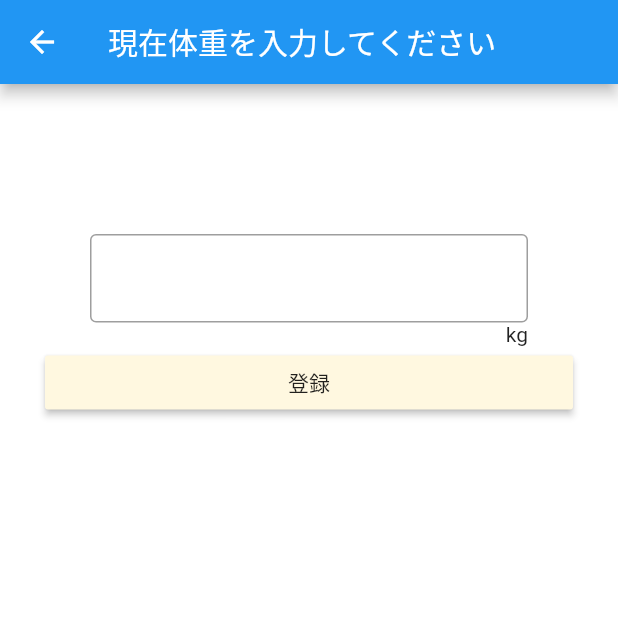
After one commit to startup-technology/diet_recipe_flutter, a Flutter app: the WeightInputPage screen opened by its route, after a tap on "登録", on a phone screen of 412 x 824 dp, the top half of it. The commit adds this screen. Run offline on Flutter 3.47's test engine with Material 2 defaults, Android fonts, the phone set to English and light mode, and no system bars; our stand-ins replace firebase_auth, flutter_calendar_carousel, fluttertoast, share, sqflite; accounts and stored records are empty; network calls fail.

```diff
--- a/lib/pages/login.dart
+++ b/lib/pages/login.dart
@@ -56,7 +56,7 @@ class _LoginPageState extends State<LoginPage> {
                     // ログインに成功した場合
                     // final FirebaseUser user = result.user;
                     setState(() {
-                      Navigator.of(context).pushNamed("/target_weight_input");
+                      Navigator.of(context).pushNamed("/height_input");
                       // infoText = "ログインOK：${user.email}";
                     });
                   } catch (e) {
--- /dev/null
+++ b/lib/pages/weight_input.dart
@@ -0,0 +1,101 @@
+import 'package:flutter/material.dart';
+import 'package:path/path.dart';
+import 'package:sqflite/sqflite.dart';
+
+class WeightInputPage extends StatefulWidget {
+  @override
+  _WeightInputPageState createState() => _WeightInputPageState();
+}
+
+class _WeightInputPageState extends State<WeightInputPage> {
+  final myController = TextEditingController();
+
+  @override
+  Widget build(BuildContext context) {
+    return Scaffold(
+      backgroundColor: Color(0xFFFFFFFFF),
+      appBar: AppBar(
+        title: Text('現在体重を入力してください'),
+      ),
+      body: Center(
+        child: Column(
+          children: <Widget>[
+            Container(
+              padding: EdgeInsets.only(
+                  top: 100.0, left: 30.0, bottom: 30.0, right: 30.0),
+              child: Column(
+                children: <Widget>[
+                  Container(
+                    margin: EdgeInsets.only(left: 30.0, right: 30.0),
+                    child: TextField(
+                      controller: myController,
+                      decoration: InputDecoration(
+                        border: OutlineInputBorder(),
+                      ),
+                    ),
+                  ),
+                  Container(
+                    margin: EdgeInsets.only(left: 30.0, right: 30.0),
+                    child: Align(
+                      alignment: Alignment.centerRight,
+                      child: Text('kg'),
+                    ),
+                  ),
+                  ButtonTheme(
+                    minWidth: double.infinity,
+                    child: RaisedButton(
+                      onPressed: () {
+                        insertBodyWeight(int.parse(myController.text));
+                        findBodyWeight();
+                        Navigator.pushNamed(context, '/day_result');
+                      },
+                      child: Text('登録'),
+                      color: Color(0xFFFFF8E0),
+                    ),
+                  ),
+                ],
+              ),
+            ),
+          ],
+        ),
+      ),
+    );
+  }
+
+  @override
+  void dispose() {
+    myController.dispose();
+    super.dispose();
+  }
+
+  createDatabase() async {
+    Database database = await openDatabase(
+        join(await getDatabasesPath(), 'current_weight.db'),
+        version: 1, onCreate: (Database db, int version) async {
+      await db.execute('''
+        create table current_weights (
+          id integer primary key autoincrement,
+          body_weight integer not null)
+      ''');
+    });
+
+    return database;
+  }
+
+  void insertBodyWeight(int bodyWeight) async {
+    final Database db = await createDatabase();
+
+    await db.insert('current_weights', {'current_weight': bodyWeight});
+  }
+
+  findBodyWeight() async {
+    final Database db = await createDatabase();
+
+    List<Map> bodyWeights =
+        await db.rawQuery('SELECT * FROM current_weights');
+
+    print(bodyWeights);
+
+    return bodyWeights;
+  }
+}
--- a/lib/routes.dart
+++ b/lib/routes.dart
@@ -2,6 +2,7 @@ import 'package:dietrecipeflutter/pages/top.dart';
 import 'package:flutter/material.dart';
 
 import 'package:dietrecipeflutter/pages/height_input.dart';
+import 'package:dietrecipeflutter/pages/weight_input.dart';
 import 'package:dietrecipeflutter/pages/target_weight_input.dart';
 import 'package:dietrecipeflutter/pages/setting.dart';
 import 'package:dietrecipeflutter/pages/calendar.dart';
@@ -13,6 +14,7 @@ final routes = {
   '/': (BuildContext context) => TopPage(),
   '/height_input': (BuildContext context) => HeightInputPage(),
   '/target_weight_input': (BuildContext context) => TargetWeightInputPage(),
+  '/weight_input': (BuildContext context) => WeightInputPage(),
   '/calendar': (BuildContext context) => CalendarPage(),
   '/setting': (BuildContext context) => SettingPage(),
   '/day_result': (BuildContext context) => DayResultPage(),
```
